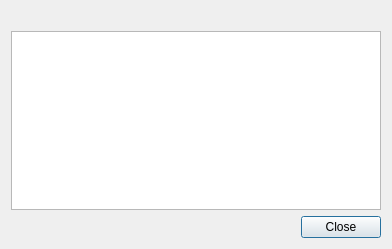
Old version of the form ui/basic_info.ui in the repository Giswater/giswater_qgis_plugin.
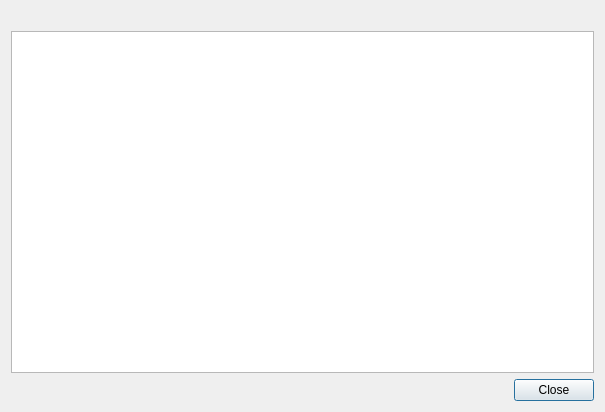
New version of the form.

Commit message: #731 Show folder name in message

Diff of the .ui file:
```diff
--- a/ui/basic_info.ui
+++ b/ui/basic_info.ui
@@ -6,8 +6,8 @@
    <rect>
     <x>0</x>
     <y>0</y>
-    <width>392</width>
-    <height>249</height>
+    <width>605</width>
+    <height>412</height>
    </rect>
   </property>
   <property name="windowTitle">
```
The commit also changes 2 other files.
